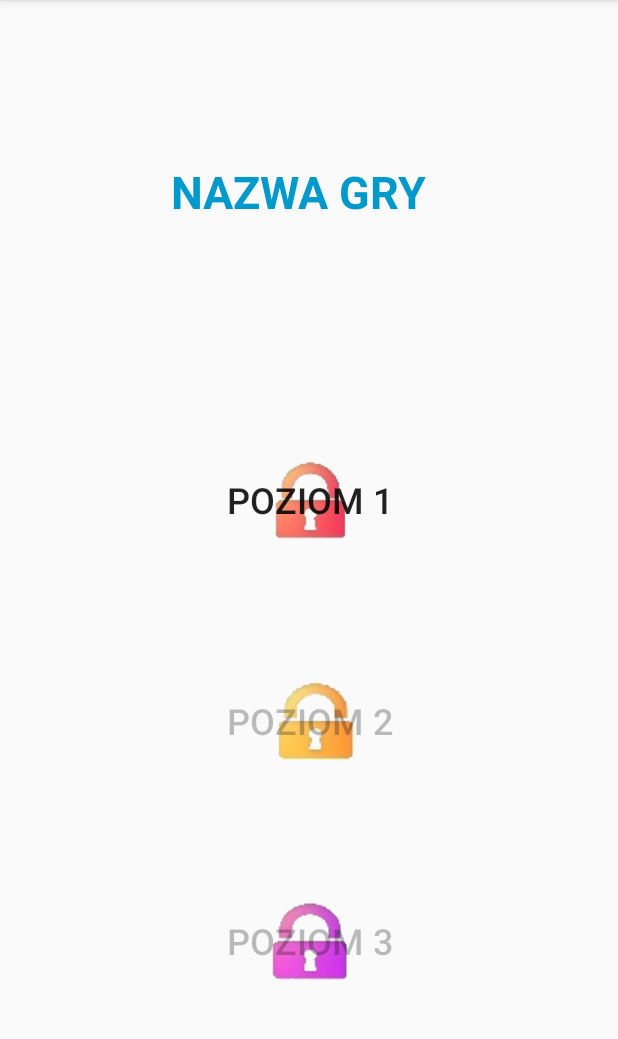
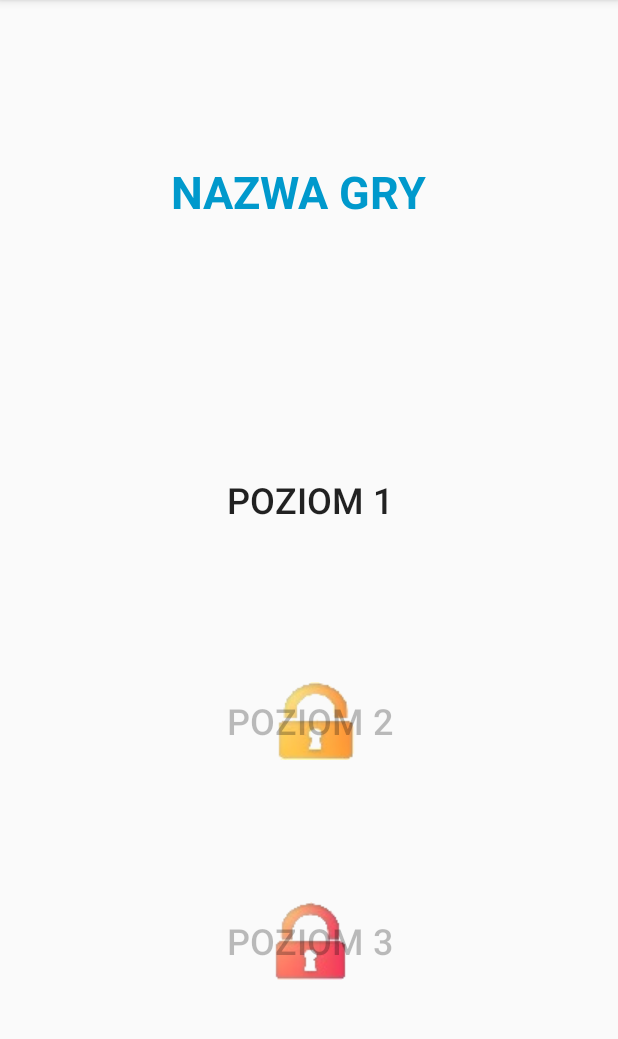
Before and after one commit to dszeliga/projekt_IP, an Android app: the LevelsManagerActivity screen opened directly, with no data from a screen before it, on a phone screen of 412 x 824 dp, the part 84-1123 px from its top. Run offline under Robolectric (Android 15) with nearby library versions, the phone set to English and light mode, and no system bars.

Commit message:
lock rotation and add transparent buttons

```diff
--- a/app/src/main/res/layout/activity_levels_manager.xml
+++ b/app/src/main/res/layout/activity_levels_manager.xml
@@ -4,6 +4,7 @@
     xmlns:tools="http://schemas.android.com/tools"
     android:layout_width="match_parent"
     android:layout_height="match_parent"
+    android:visibility="visible"
     tools:context="com.example.lastwerewolf.projekt_ip.LevelsManagerActivity"
     tools:layout_editor_absoluteY="81dp">
 
@@ -28,7 +29,7 @@
         android:layout_width="200dp"
         android:layout_height="52dp"
         android:layout_marginBottom="44dp"
-        android:background="@drawable/czerwona"
+        android:background="@android:color/transparent"
         android:text="Poziom 1"
         android:textSize="24sp"
         app:layout_constraintBottom_toTopOf="@+id/secondLevel"
@@ -54,7 +55,7 @@
         android:layout_width="200dp"
         android:layout_height="52dp"
         android:layout_marginBottom="63dp"
-        android:background="@drawable/fioletowa"
+        android:background="@drawable/czerwona"
         android:text="Poziom 3"
         android:textSize="24sp"
         app:layout_constraintBottom_toBottomOf="parent"
--- a/app/src/main/res/layout/activity_menu.xml
+++ b/app/src/main/res/layout/activity_menu.xml
@@ -29,6 +29,7 @@
         android:layout_width="200dp"
         android:layout_height="0dp"
         android:layout_marginBottom="24dp"
+        android:background="@android:color/transparent"
         android:text="Dopasuj"
         android:textSize="24sp"
         app:layout_constraintBottom_toTopOf="@+id/CountingGameBtn"
@@ -41,6 +42,7 @@
         android:layout_width="200dp"
         android:layout_height="0dp"
         android:layout_marginBottom="25dp"
+        android:background="@android:color/transparent"
         android:text="Nauka cyfr"
         android:textSize="24sp"
         app:layout_constraintBottom_toTopOf="@+id/MemoGameBtn"
@@ -53,6 +55,7 @@
         android:layout_width="200dp"
         android:layout_height="0dp"
         android:layout_marginBottom="35dp"
+        android:background="@android:color/transparent"
         android:text="MEMO"
         android:textSize="24sp"
         app:layout_constraintBottom_toBottomOf="parent"
```
Also changed, not shown: app/src/main/AndroidManifest.xml (+8 -3 lines).
